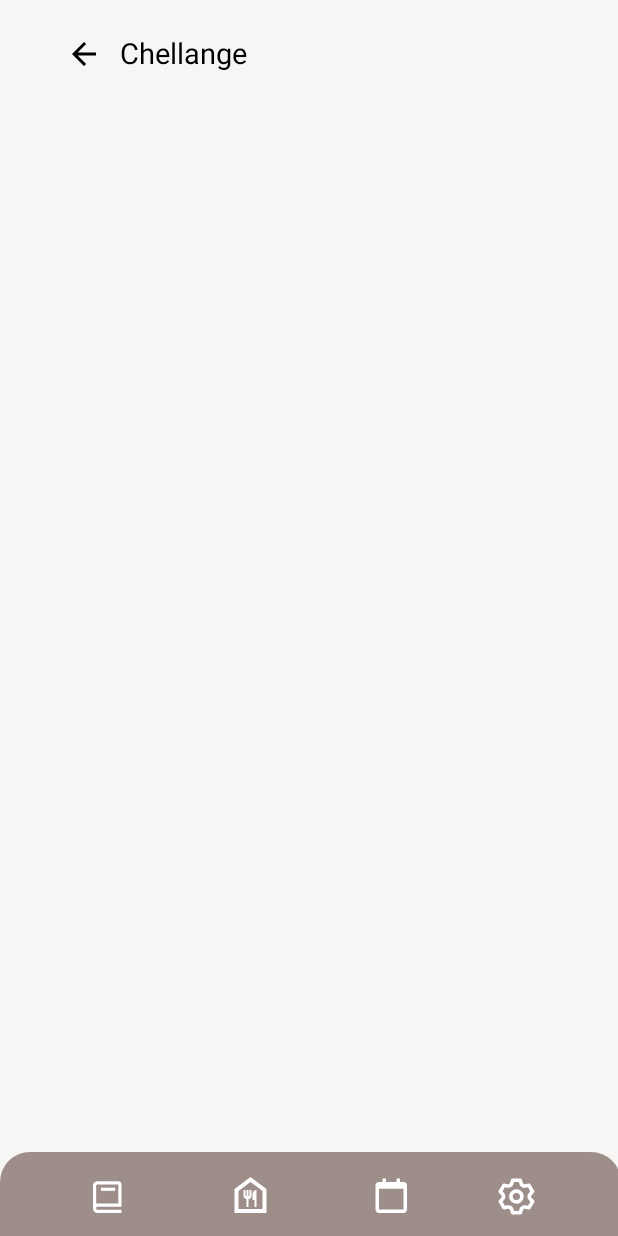
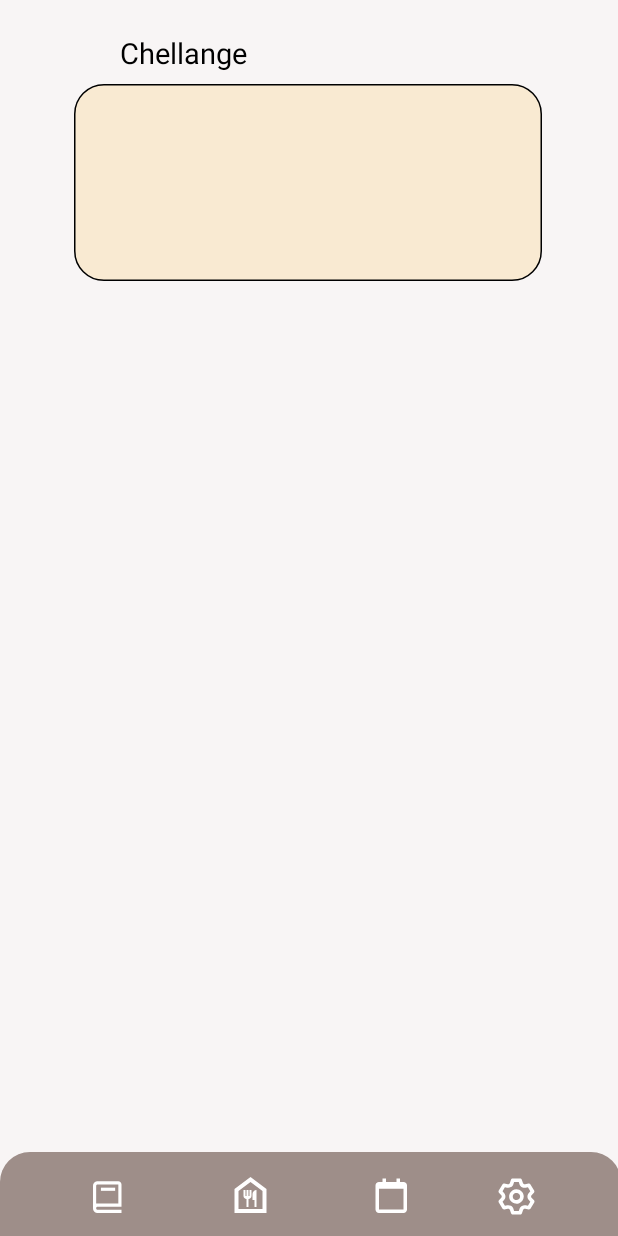
Before and after one commit to HJChuiva/VeganDiary, an Android app: the ChallengeActivity screen opened directly, with no data from a screen before it, on a phone screen of 412 x 824 dp. Run offline under Robolectric (Android 15) with nearby library versions, the phone set to English and light mode, and no system bars; Roboto replaces fonts that are not available here.

Commit message:
챌린지 액티비티

```diff
--- a/app/src/main/java/com/example/vegandiary/LoginActivity.kt
+++ b/app/src/main/java/com/example/vegandiary/LoginActivity.kt
@@ -18,7 +18,7 @@
         setContentView(R.layout.activity_login)
 
         Login_Btn = findViewById<Button>(R.id.EditProfile_Btn)
-        edit_ID = findViewById<EditText>(R.id.edit_ID)
+        edit_ID = findViewById<EditText>(R.id.edit_ChallengeTitle)
 
         Login_Btn.setOnClickListener{
             val intent = Intent(this, MainActivity::class.java) //화면 전환
--- a/app/src/main/res/layout/activity_challenge.xml
+++ b/app/src/main/res/layout/activity_challenge.xml
@@ -7,19 +7,19 @@
     android:background="@color/backgroud"
     tools:context=".SettingActivity">
 
-    <LinearLayout
-        android:layout_width="match_parent"
-        android:layout_height="match_parent"
+    <ImageView
+        android:id="@+id/Back1"
+        android:layout_width="wrap_content"
+        android:layout_height="wrap_content"
         android:layout_marginStart="24dp"
+        android:layout_marginTop="56dp"
         android:layout_marginEnd="24dp"
-        tools:ignore="MissingConstraints"
-        android:orientation="vertical">
+        app:layout_constraintEnd_toEndOf="parent"
+        app:layout_constraintHorizontal_bias="0.49"
+        app:layout_constraintStart_toStartOf="parent"
+        app:layout_constraintTop_toTopOf="parent"
+        app:srcCompat="@drawable/ic_rectangle_189" />
 
-
-
-
-
-        </LinearLayout>
 
     <ImageButton
         android:id="@+id/GoBack_Btn"
@@ -62,6 +62,8 @@
         app:layout_constraintStart_toStartOf="parent"
         app:srcCompat="@drawable/menu_bar"
         android:contentDescription="TODO" />
+
+
     <LinearLayout
         android:layout_width="360dp"
         android:layout_height="55dp"
@@ -104,6 +106,8 @@
             android:layout_weight="1"
             android:background="#00ff0000"
             app:srcCompat="@drawable/menu_setting" />
+
     </LinearLayout>
 
+
 </androidx.constraintlayout.widget.ConstraintLayout>
--- a/app/src/main/res/layout/activity_login.xml
+++ b/app/src/main/res/layout/activity_login.xml
@@ -26,7 +26,7 @@
             app:layout_constraintTop_toTopOf="parent" />
 
         <EditText
-            android:id="@+id/edit_ID"
+            android:id="@+id/edit_ChallengeTitle"
             android:layout_width="match_parent"
             android:layout_height="30dp"
             android:layout_marginTop="30dp"
@@ -51,7 +51,7 @@
             android:inputType="textPassword"
             app:layout_constraintEnd_toEndOf="parent"
             app:layout_constraintStart_toStartOf="parent"
-            app:layout_constraintTop_toBottomOf="@+id/edit_ID" />
+            app:layout_constraintTop_toBottomOf="@+id/edit_ChallengeTitle" />
 
         <CheckBox
             android:id="@+id/checkBox"
```
